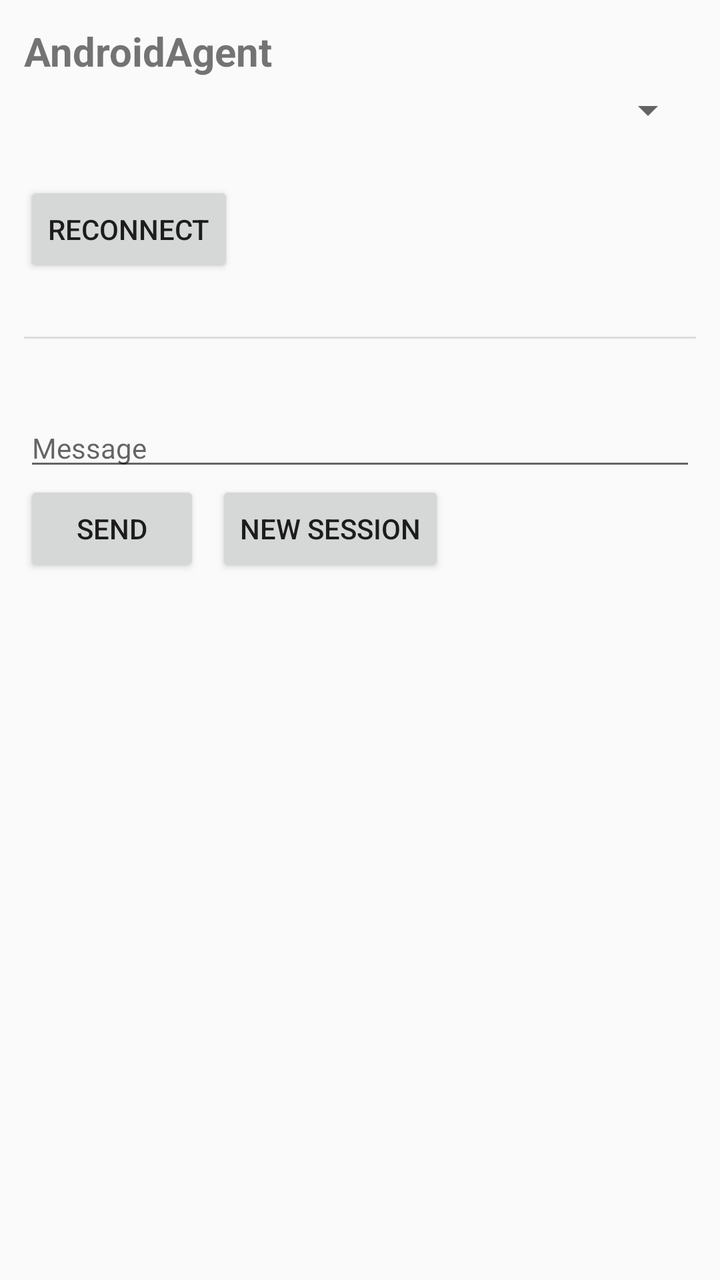
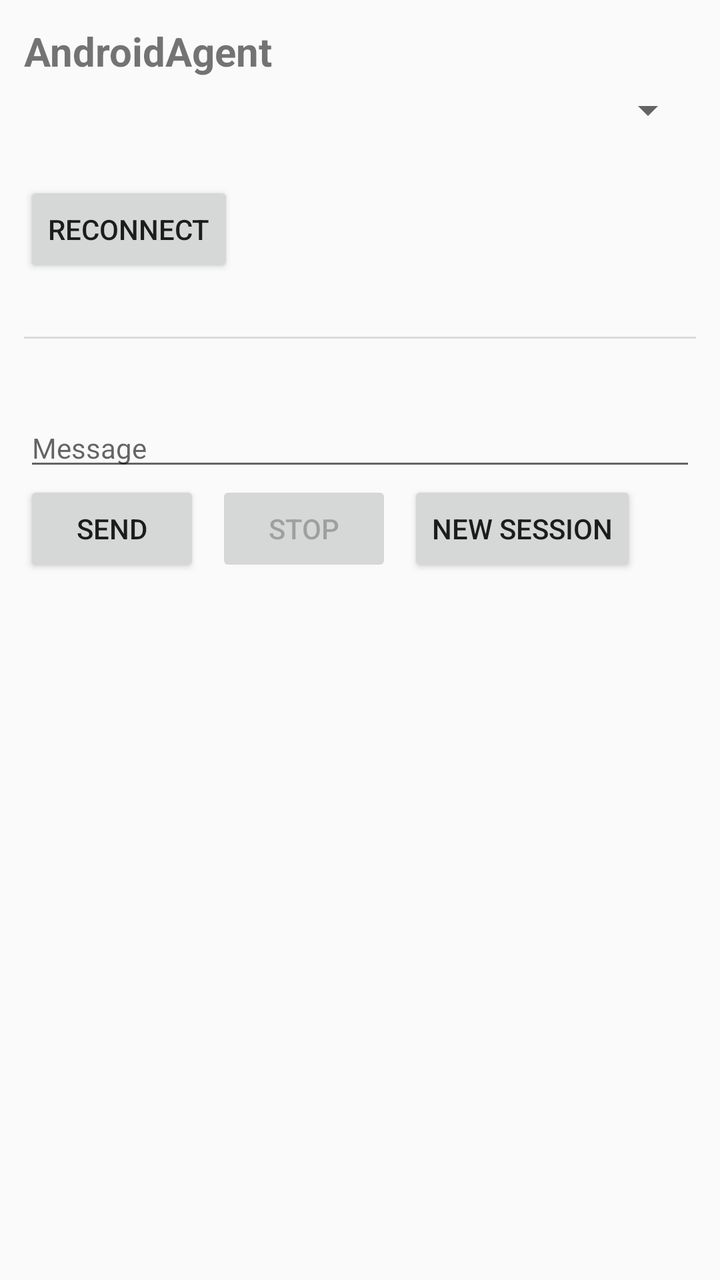

Compare the two renders of this Android layout. The source of the first and the diff that turns it into the second are given below.
<!-- AndroidManifest.xml: application theme Theme.AndroidAgent -->
<!-- res/layout/activity_chat.xml -->
<?xml version="1.0" encoding="utf-8"?>
<ScrollView xmlns:android="http://schemas.android.com/apk/res/android"
    android:layout_width="match_parent"
    android:layout_height="match_parent"
    android:fillViewport="true">

    <LinearLayout
        android:layout_width="match_parent"
        android:layout_height="wrap_content"
        android:orientation="vertical"
        android:padding="12dp">

        <TextView
            android:layout_width="match_parent"
            android:layout_height="wrap_content"
            android:text="@string/app_name"
            android:textSize="20sp"
            android:textStyle="bold" />

        
        <Spinner
            android:id="@+id/provider_node"
            android:layout_width="match_parent"
            android:layout_height="wrap_content"
            android:layout_marginTop="4dp" />

        <TextView
            android:id="@+id/provider_endpoint"
            android:layout_width="match_parent"
            android:layout_height="wrap_content"
            android:layout_marginTop="2dp"
            android:textSize="13sp" />

        <Button
            android:id="@+id/reconnect"
            android:layout_width="wrap_content"
            android:layout_height="wrap_content"
            android:layout_marginTop="4dp"
            android:text="Reconnect" />

        <TextView
            android:id="@+id/status"
            android:layout_width="match_parent"
            android:layout_height="wrap_content"
            android:layout_marginTop="4dp"
            android:textSize="13sp" />

        <View
            android:layout_width="match_parent"
            android:layout_height="1dp"
            android:layout_marginTop="8dp"
            android:background="?android:attr/listDivider" />

        <TextView
            android:id="@+id/transcript"
            android:layout_width="match_parent"
            android:layout_height="wrap_content"
            android:layout_marginTop="8dp"
            android:textIsSelectable="true"
            android:textSize="14sp" />

        <EditText
            android:id="@+id/input"
            android:layout_width="match_parent"
            android:layout_height="wrap_content"
            android:layout_marginTop="8dp"
            android:hint="Message"
            android:inputType="textMultiLine"
            android:textSize="14sp" />

        <LinearLayout
            android:layout_width="match_parent"
            android:layout_height="wrap_content"
            android:orientation="horizontal">

            <Button
                android:id="@+id/send"
                android:layout_width="wrap_content"
                android:layout_height="wrap_content"
                android:text="Send" />

            <Button
                android:id="@+id/new_session"
                android:layout_width="wrap_content"
                android:layout_height="wrap_content"
                android:layout_marginStart="8dp"
                android:text="New Session" />
        </LinearLayout>

    </LinearLayout>
</ScrollView>
<!-- resources referenced by this layout -->
<resources>
  <string name="app_name">AndroidAgent</string>
  <style name="Theme.AndroidAgent" parent="Theme.AppCompat.DayNight.DarkActionBar" />
</resources>

<!-- the commit's change to res/layout/activity_chat.xml (unified diff, before → after) -->
@@ -80,6 +80,14 @@
                 android:text="Send" />
 
             <Button
+                android:id="@+id/stop"
+                android:layout_width="wrap_content"
+                android:layout_height="wrap_content"
+                android:layout_marginStart="8dp"
+                android:text="Stop"
+                android:enabled="false" />
+
+            <Button
                 android:id="@+id/new_session"
                 android:layout_width="wrap_content"
                 android:layout_height="wrap_content"
